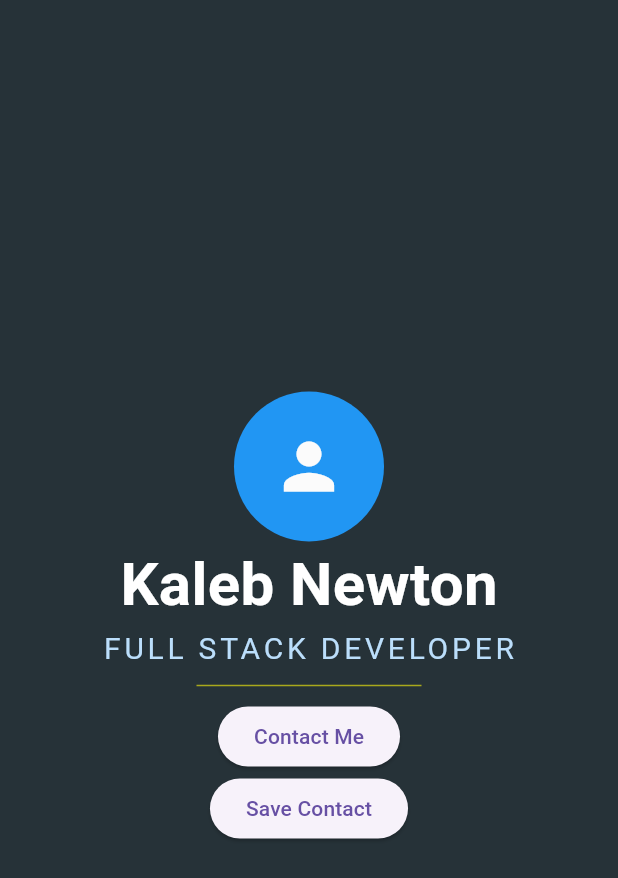
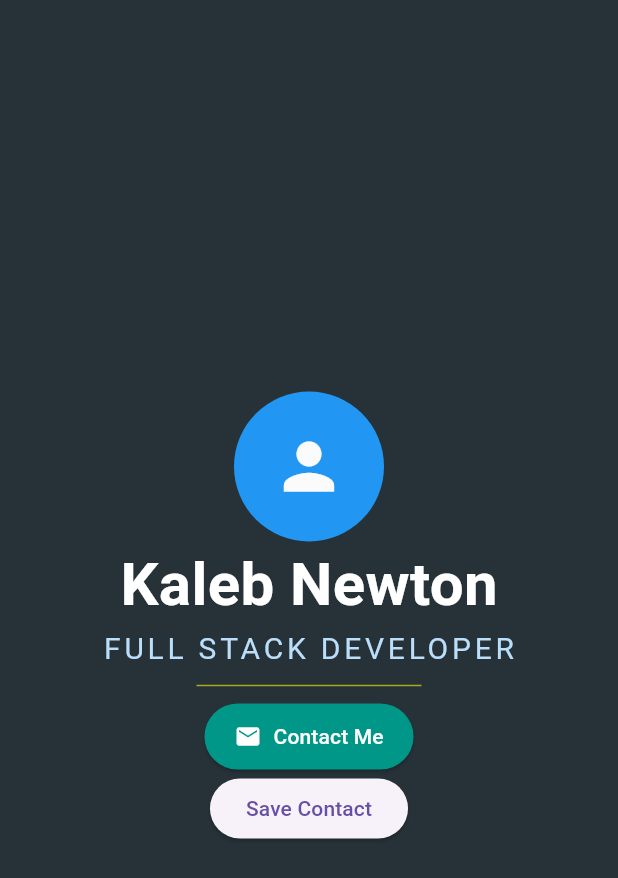
Before and after one commit to ksnewt/portfolio_v1, a Flutter app: the screen it shows after launch, after a tap on "Contact Me", on a phone screen of 412 x 824 dp. Shown: the top 878 px of the screen. Run offline on Flutter 3.47's test engine with Material 3 defaults, Android fonts, the light colour scheme and no system bars.

Commit message:
feat: added email to icon to profile button

```diff
--- a/lib/main.dart
+++ b/lib/main.dart
@@ -33,12 +33,19 @@ class MyProfileApp extends StatelessWidget {
                 ),
                 // 4. A Divider (Like a <hr> in HTML)
                 const SizedBox(height: 20, width: 150, child: Divider(color: Color.fromARGB(255, 168, 168, 28))),
-                // 5. The "Action" Button
-                ElevatedButton(
+                // 5. The "Action" Button (Now with an Icon!)
+                ElevatedButton.icon(
+                  style: ElevatedButton.styleFrom(
+                  backgroundColor: Colors.teal,
+                  foregroundColor: Colors.white,
+                  padding: const EdgeInsets.symmetric(horizontal: 20, vertical: 12),
+                ),
                   onPressed: () {
-                    print("Portfolio Button Clicked!"); // This shows in your VS Code console
+                  // This is the logic "slot" - currently just a console message
+                    print("Contact Button Pressed!");
                   },
-                  child: const Text('Contact Me'),
+                  icon: const Icon(Icons.email, size: 18), // Slot 1: The Icon
+                  label: const Text('Contact Me'),         // Slot 2: The Label
                 ),
 
                 ElevatedButton(
```
